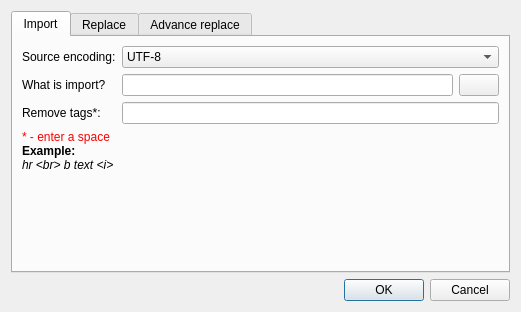
This is src/import/importdialog/importdialog.ui in axsapronov/bQella as Qt 5 draws it before an edit. The edited form follows.
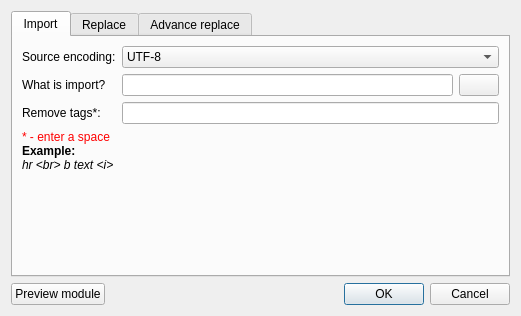
This is the edited form.

Commit message: Add preview book, module (step 2)

Patch:
```diff
--- a/src/import/importdialog/importdialog.ui
+++ b/src/import/importdialog/importdialog.ui
@@ -7,24 +7,14 @@
     <x>0</x>
     <y>0</y>
     <width>521</width>
-    <height>312</height>
+    <height>316</height>
    </rect>
   </property>
   <property name="windowTitle">
    <string>Import module</string>
   </property>
   <layout class="QGridLayout" name="gridLayout_2">
-   <item row="1" column="0">
-    <widget class="QDialogButtonBox" name="buttonBox">
-     <property name="orientation">
-      <enum>Qt::Horizontal</enum>
-     </property>
-     <property name="standardButtons">
-      <set>QDialogButtonBox::Cancel|QDialogButtonBox::Ok</set>
-     </property>
-    </widget>
-   </item>
-   <item row="0" column="0">
+   <item row="0" column="0" colspan="3">
     <widget class="QTabWidget" name="tabWidget">
      <property name="currentIndex">
       <number>0</number>
@@ -345,6 +335,36 @@
      </widget>
     </widget>
    </item>
+   <item row="1" column="0">
+    <widget class="QPushButton" name="pBPreview">
+     <property name="text">
+      <string>Preview module</string>
+     </property>
+    </widget>
+   </item>
+   <item row="1" column="1">
+    <spacer name="horizontalSpacer">
+     <property name="orientation">
+      <enum>Qt::Horizontal</enum>
+     </property>
+     <property name="sizeHint" stdset="0">
+      <size>
+       <width>190</width>
+       <height>20</height>
+      </size>
+     </property>
+    </spacer>
+   </item>
+   <item row="1" column="2">
+    <widget class="QDialogButtonBox" name="buttonBox">
+     <property name="orientation">
+      <enum>Qt::Horizontal</enum>
+     </property>
+     <property name="standardButtons">
+      <set>QDialogButtonBox::Cancel|QDialogButtonBox::Ok</set>
+     </property>
+    </widget>
+   </item>
   </layout>
  </widget>
  <resources/>
```
The commit also changes 6 other files.
